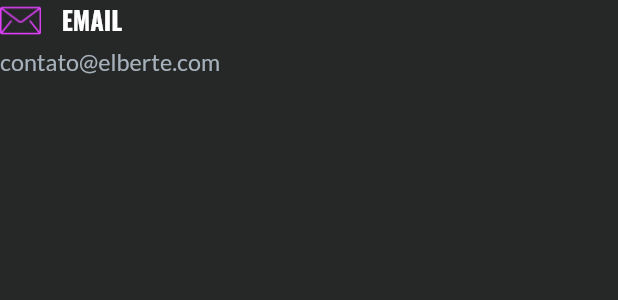
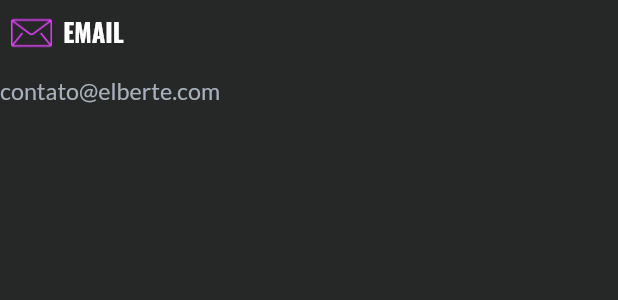
Before and after one commit to oElberte/elberte.com, a Flutter app: the FooterItemWidget widget shown alone on an empty page, opened directly with sample values from the repository, on a phone screen of 412 x 824 dp. Shown: the top 300 px of the screen. Run offline on Flutter 3.47's test engine with Material 2 defaults, Android fonts, the phone set to English and light mode, and no system bars; our stand-ins replace carousel_slider, google_fonts, responsive_framework, scroll_to_index, url_strategy; missing offline and left inert: dart:html, sprung.

Commit message:
change GestureDetector to TextButton on footer and contact item widget

```diff
--- a/lib/pages/components/footer/footer_item_widget.dart
+++ b/lib/pages/components/footer/footer_item_widget.dart
@@ -26,39 +26,27 @@ class FooterItemWidget extends StatelessWidget {
             ? CrossAxisAlignment.start
             : CrossAxisAlignment.end,
         children: [
-          GestureDetector(
-            onTap: () {
+          //GestureDetector
+          //MouseRegion - SystemMouseCursors.click
+          TextButton.icon(
+            onPressed: () {
               if (item.text == kEmail) {
                 mailTo();
               } else {
                 htmlOpen(kWhatsAppLink);
               }
             },
-            child: MouseRegion(
-              cursor: SystemMouseCursors.click,
-              child: Row(
-                mainAxisAlignment: item.title == 'EMAIL'
-                    ? MainAxisAlignment.start
-                    : MainAxisAlignment.end,
-                children: [
-                  Image.asset(
-                    item.iconPath,
-                    width: 30,
-                  ),
-                  const SizedBox(width: 15),
-                  Text(
-                    item.title,
-                    style: GoogleFonts.oswald(
-                      fontSize: 18,
-                      fontWeight: FontWeight.w700,
-                      color: Colors.white,
-                    ),
-                  ),
-                ],
+            icon: Image.asset(item.iconPath, width: 30, height: 30),
+            label: Text(
+              item.title,
+              style: GoogleFonts.oswald(
+                fontSize: 18,
+                fontWeight: FontWeight.w700,
+                color: Colors.white,
               ),
             ),
           ),
-          const SizedBox(height: 5),
+          const SizedBox(height: 8),
           SelectableText(
             item.text,
             style: const TextStyle(
--- a/lib/pages/components/portfolio/portfolio_item.dart
+++ b/lib/pages/components/portfolio/portfolio_item.dart
@@ -79,7 +79,6 @@ class PortfolioItem extends StatelessWidget {
                         padding: EdgeInsets.symmetric(
                           horizontal: constraints.maxWidth < 800 ? 0 : 28,
                         ),
-                        //TODO: Add images of the app in github page
                         child: TextButton(
                           onPressed: () => html.window.open(
                             'https://$kGithubLink/$repository/',
```
Also changed, not shown: lib/pages/components/footer/footer_section.dart (+4 -6 lines), lib/pages/widgets/show_dialog_item.dart (+9 -14 lines).
